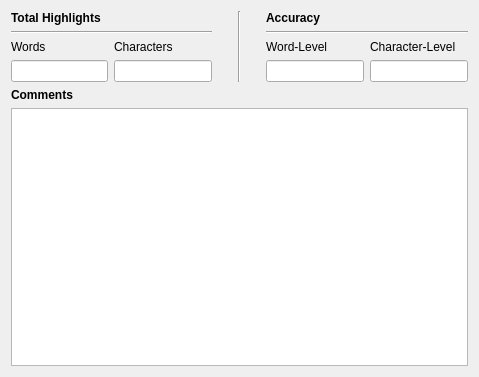
Qt form FrameWorkCode/commentsview.ui (UDAAN-LEAP/leap-pe-tool) before a commit.
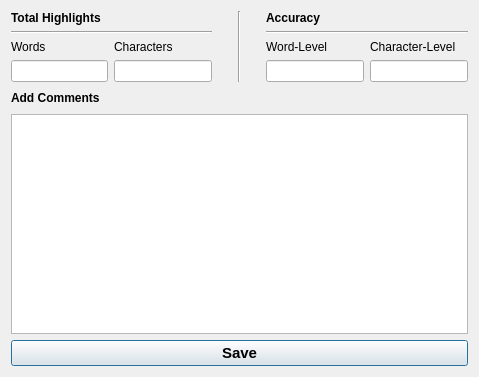
The same form after that commit.

Commit message: added FontColor Blak

What changed in the file:
```diff
--- a/FrameWorkCode/commentsview.ui
+++ b/FrameWorkCode/commentsview.ui
@@ -13,8 +13,6 @@
   <property name="windowTitle">
    <string>View Comments</string>
   </property>
-  <layout class="QHBoxLayout" name="horizontalLayout_4">
-   <item>
     <layout class="QVBoxLayout" name="verticalLayout_7">
      <item>
       <layout class="QHBoxLayout" name="horizontalLayout_3">
@@ -154,11 +152,123 @@
       </layout>
      </item>
      <item>
+    <layout class="QHBoxLayout" name="horizontalLayout_5">
+     <item>
       <widget class="QLabel" name="label_3">
        <property name="text">
-        <string>&lt;b&gt;Comments&lt;/b&gt;</string>
+        <string>&lt;html&gt;&lt;head/&gt;&lt;body&gt;&lt;p&gt;&lt;span style=&quot; font-weight:600;&quot;&gt;Add Comments&lt;/span&gt;&lt;/p&gt;&lt;/body&gt;&lt;/html&gt;</string>
        </property>
       </widget>
+     </item>
+     <item>
+      <layout class="QHBoxLayout" name="horizontalLayout_4">
+       <item>
+        <spacer name="horizontalSpacer_3">
+         <property name="orientation">
+          <enum>Qt::Horizontal</enum>
+         </property>
+         <property name="sizeHint" stdset="0">
+          <size>
+           <width>40</width>
+           <height>20</height>
+          </size>
+         </property>
+        </spacer>
+       </item>
+       <item>
+        <spacer name="horizontalSpacer_4">
+         <property name="orientation">
+          <enum>Qt::Horizontal</enum>
+         </property>
+         <property name="sizeHint" stdset="0">
+          <size>
+           <width>40</width>
+           <height>20</height>
+          </size>
+         </property>
+        </spacer>
+       </item>
+       <item>
+        <spacer name="horizontalSpacer_5">
+         <property name="orientation">
+          <enum>Qt::Horizontal</enum>
+         </property>
+         <property name="sizeHint" stdset="0">
+          <size>
+           <width>40</width>
+           <height>20</height>
+          </size>
+         </property>
+        </spacer>
+       </item>
+       <item>
+        <spacer name="horizontalSpacer_6">
+         <property name="orientation">
+          <enum>Qt::Horizontal</enum>
+         </property>
+         <property name="sizeHint" stdset="0">
+          <size>
+           <width>40</width>
+           <height>20</height>
+          </size>
+         </property>
+        </spacer>
+       </item>
+       <item>
+        <spacer name="horizontalSpacer_7">
+         <property name="orientation">
+          <enum>Qt::Horizontal</enum>
+         </property>
+         <property name="sizeHint" stdset="0">
+          <size>
+           <width>40</width>
+           <height>20</height>
+          </size>
+         </property>
+        </spacer>
+       </item>
+       <item>
+        <spacer name="horizontalSpacer_8">
+         <property name="orientation">
+          <enum>Qt::Horizontal</enum>
+         </property>
+         <property name="sizeHint" stdset="0">
+          <size>
+           <width>40</width>
+           <height>20</height>
+          </size>
+         </property>
+        </spacer>
+       </item>
+       <item>
+        <spacer name="horizontalSpacer_9">
+         <property name="orientation">
+          <enum>Qt::Horizontal</enum>
+         </property>
+         <property name="sizeHint" stdset="0">
+          <size>
+           <width>40</width>
+           <height>20</height>
+          </size>
+         </property>
+        </spacer>
+       </item>
+       <item>
+        <spacer name="horizontalSpacer_10">
+         <property name="orientation">
+          <enum>Qt::Horizontal</enum>
+         </property>
+         <property name="sizeHint" stdset="0">
+          <size>
+           <width>40</width>
+           <height>20</height>
+          </size>
+         </property>
+        </spacer>
+       </item>
+      </layout>
+     </item>
+    </layout>
      </item>
      <item>
       <widget class="QTextBrowser" name="commentTextBrowser">
@@ -176,9 +286,28 @@
          <bold>false</bold>
         </font>
        </property>
-      </widget>
-     </item>
-    </layout>
+     <property name="readOnly">
+      <bool>false</bool>
+     </property>
+     <property name="overwriteMode">
+      <bool>true</bool>
+     </property>
+    </widget>
+   </item>
+   <item>
+    <widget class="QPushButton" name="pushButton">
+     <property name="font">
+      <font>
+       <pointsize>11</pointsize>
+       <weight>75</weight>
+       <bold>true</bold>
+       <underline>false</underline>
+      </font>
+     </property>
+     <property name="text">
+      <string>Save</string>
+     </property>
+    </widget>
    </item>
   </layout>
  </widget>
```
Lines whose indentation alone changed are shown as unchanged. The commit also changes 37 other files.
